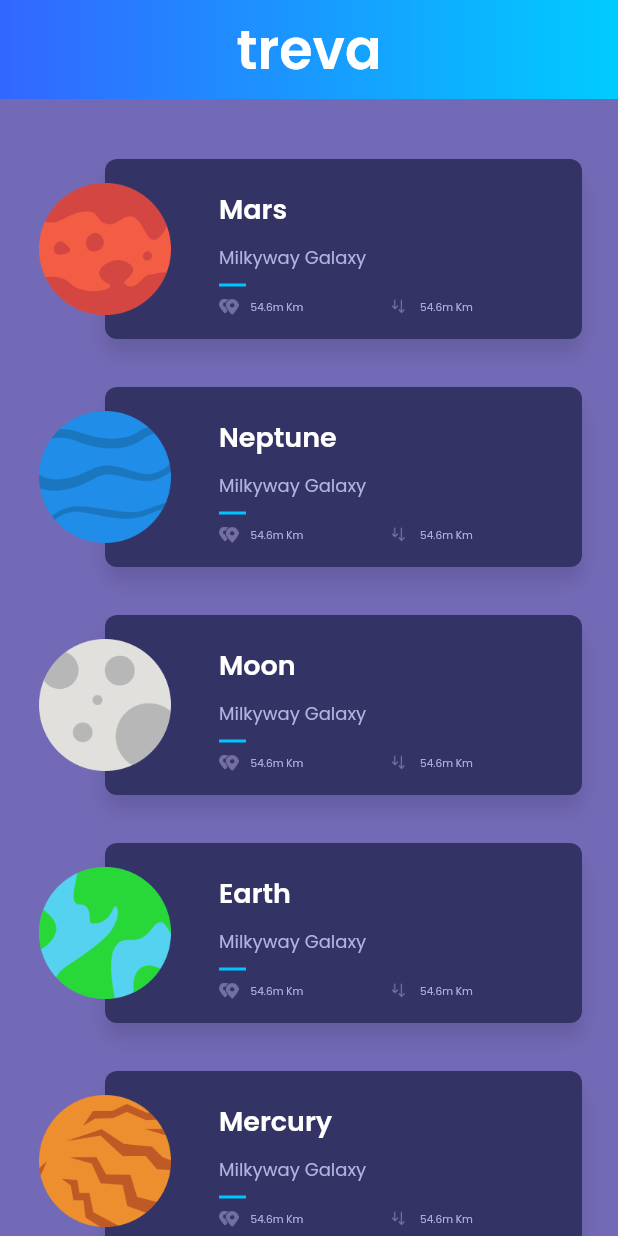
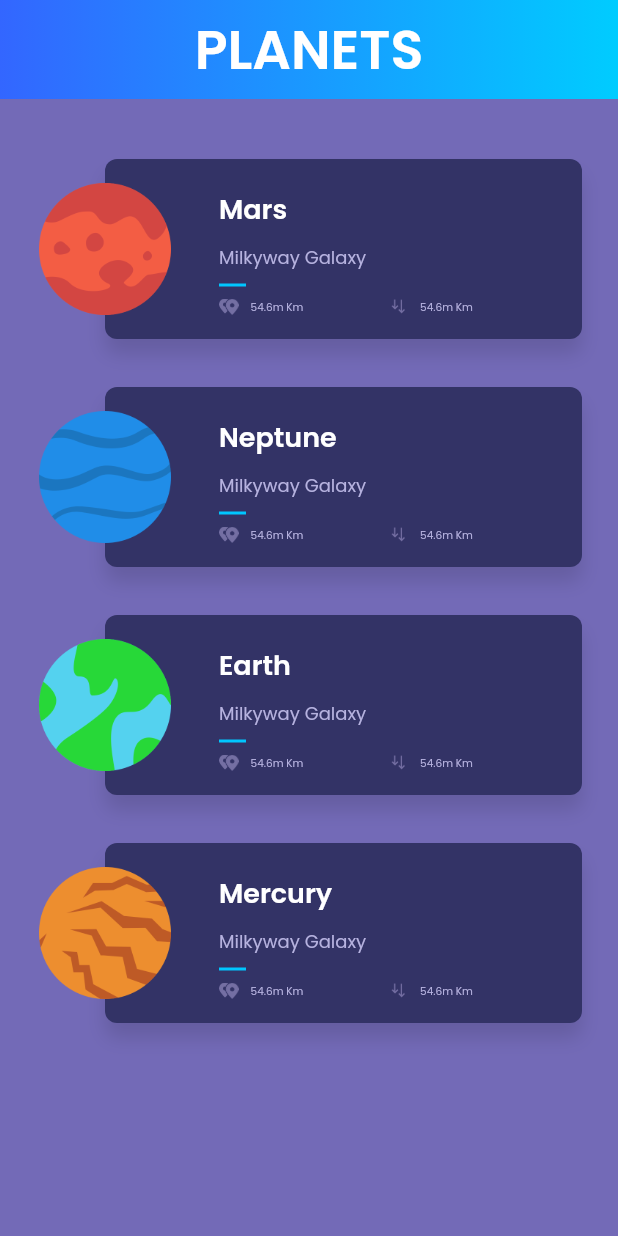
Before and after one commit to ezequiasmelo/planets_flutter, a Flutter app: the screen it shows after launch, on a phone screen of 412 x 824 dp. Run offline on Flutter 3.47's test engine with Material 2 defaults, Android fonts, the phone set to English and light mode, and no system bars; our stand-ins replace cached_network_image.

Commit message:
add cached_network_image

```diff
--- a/lib/home/home_page.dart
+++ b/lib/home/home_page.dart
@@ -10,7 +10,7 @@ class HomePage extends StatelessWidget {
     return Scaffold(
       body: Column(
         children: [
-          GradientAppBar("treva"),
+          GradientAppBar("PLANETS"),
           HomePageBody(),
         ],
       ),
--- a/lib/home/planet_row.dart
+++ b/lib/home/planet_row.dart
@@ -1,3 +1,4 @@
+import 'package:cached_network_image/cached_network_image.dart';
 import 'package:flutter/material.dart';
 import 'package:planets/common/text_style.dart';
 import 'package:planets/detail/detail_page.dart';
--- a/lib/model/planets.dart
+++ b/lib/model/planets.dart
@@ -45,17 +45,17 @@ List<Planet> planets = [
     picture:
         "https://www.nasa.gov/sites/default/files/styles/full_width_feature/public/images/110411main_Voyager2_280_yshires.jpg",
   ),
-  Planet(
-    id: "3",
-    name: "Moon",
-    location: "Milkyway Galaxy",
-    distance: "54.6m Km",
-    gravity: "3.711 m/s ",
-    description:
-        "The Moon is an astronomical body that orbits planet Earth, being Earth's only permanent natural satellite. It is the fifth-largest natural satellite in the Solar System, and the largest among planetary satellites relative to the size of the planet that it orbits (its primary). Following Jupiter's satellite Io, the Moon is second-densest satellite among those whose densities are known.",
-    image: "assets/img/moon.png",
-    picture: "https://farm5.staticflickr.com/4086/5052125139_43c31b7012.jpg",
-  ),
+  // Planet(
+  //   id: "3",
+  //   name: "Moon",
+  //   location: "Milkyway Galaxy",
+  //   distance: "54.6m Km",
+  //   gravity: "3.711 m/s ",
+  //   description:
+  //       "The Moon is an astronomical body that orbits planet Earth, being Earth's only permanent natural satellite. It is the fifth-largest natural satellite in the Solar System, and the largest among planetary satellites relative to the size of the planet that it orbits (its primary). Following Jupiter's satellite Io, the Moon is second-densest satellite among those whose densities are known.",
+  //   image: "assets/img/moon.png",
+  //   picture: "https://farm5.staticflickr.com/4086/5052125139_43c31b7012.jpg",
+  // ),
   Planet(
     id: "4",
     name: "Earth",
```
Also changed, not shown: lib/detail/detail_page.dart (+5 -8 lines), lib/home/home_page_body.dart (+0 -7 lines), pubspec.yaml (+2 -64 lines), pubspec.lock, 2 other files.
